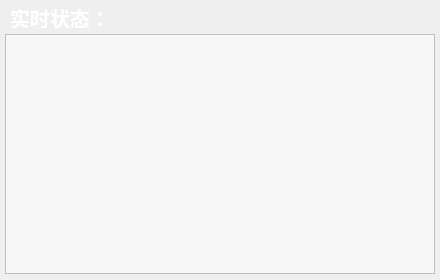
Before: the Qt Designer form Hqsw/alerthistoryform.ui in hqtecheptech/MagicPill, drawn with Qt 5.
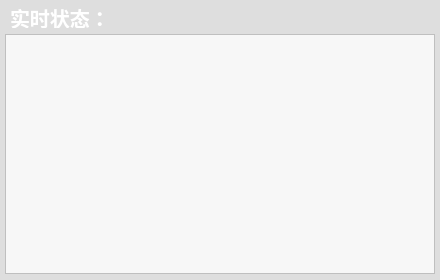
After: the same form once the commit is applied.

Diff of the .ui file:
```diff
--- a/Hqsw/alerthistoryform.ui
+++ b/Hqsw/alerthistoryform.ui
@@ -13,6 +13,9 @@
   <property name="windowTitle">
    <string>Form</string>
   </property>
+  <property name="styleSheet">
+   <string notr="true">background-color: rgb(222, 222, 222);</string>
+  </property>
   <widget class="QTableView" name="tableView">
    <property name="geometry">
     <rect>
```
